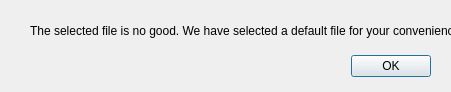
AD98/MIR-ROR, file cpp/dialog.ui: the form before one commit.
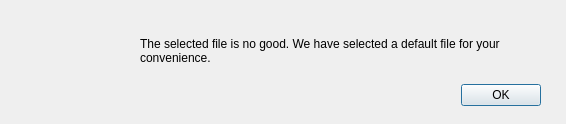
The form after the commit. Icons and pictures are not drawn.

Patch:
```diff
--- a/cpp/dialog.ui
+++ b/cpp/dialog.ui
@@ -6,8 +6,8 @@
    <rect>
     <x>0</x>
     <y>0</y>
-    <width>451</width>
-    <height>92</height>
+    <width>566</width>
+    <height>124</height>
    </rect>
   </property>
   <property name="windowTitle">
@@ -16,9 +16,9 @@
   <widget class="QDialogButtonBox" name="buttonBox">
    <property name="geometry">
     <rect>
-     <x>30</x>
-     <y>51</y>
-     <width>401</width>
+     <x>450</x>
+     <y>80</y>
+     <width>91</width>
      <height>31</height>
     </rect>
    </property>
@@ -32,14 +32,33 @@
   <widget class="QLabel" name="label">
    <property name="geometry">
     <rect>
-     <x>30</x>
-     <y>10</y>
-     <width>461</width>
+     <x>140</x>
+     <y>30</y>
+     <width>401</width>
      <height>41</height>
     </rect>
    </property>
    <property name="text">
     <string>The selected file is no good. We have selected a default file for your convenience.</string>
+   </property>
+   <property name="wordWrap">
+    <bool>true</bool>
+   </property>
+  </widget>
+  <widget class="QLabel" name="label_2">
+   <property name="geometry">
+    <rect>
+     <x>40</x>
+     <y>30</y>
+     <width>71</width>
+     <height>61</height>
+    </rect>
+   </property>
+   <property name="text">
+    <string/>
+   </property>
+   <property name="pixmap">
+    <pixmap>../img/warning.png</pixmap>
    </property>
   </widget>
  </widget>
```
